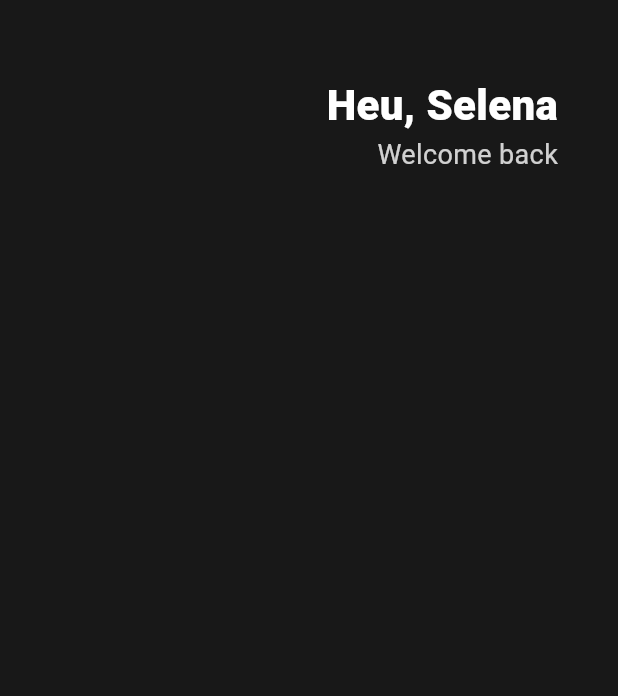
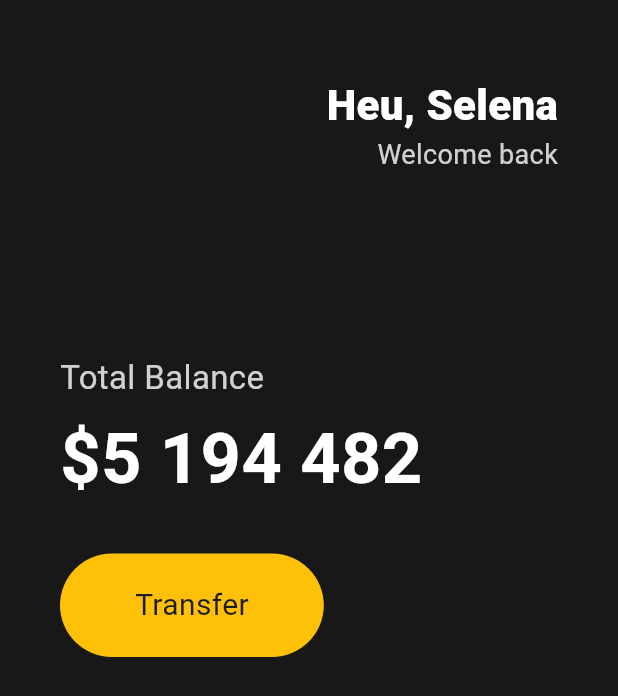
Before and after one commit to kimminsic/flutterStudy, a Flutter app: the screen it shows after launch, on a phone screen of 412 x 824 dp. Shown: the top 696 px of the screen. Run offline on Flutter 3.47's test engine with Material 3 defaults, Android fonts, the phone set to English and light mode, and no system bars.

Commit message:
Flutter 로 웹툰 앱 만들기 #3.1~ #3.2 까지

```diff
--- a/lib/main.dart
+++ b/lib/main.dart
@@ -20,6 +20,7 @@ class App extends StatelessWidget {
         body: Padding(
           padding: EdgeInsets.symmetric(horizontal: 40),
           child: Column(
+            crossAxisAlignment: CrossAxisAlignment.start,
             children: [
               SizedBox(height: 50),
               Row(
@@ -39,11 +40,46 @@ class App extends StatelessWidget {
                       Text(
                         'Welcome back',
                         style: TextStyle(
-                          color: Colors.white.withOpacity(0.8),
+                          color: Color.fromRGBO(255, 255, 255, 0.8),
                           fontSize: 18,
                         ),
                       ),
                     ],
+                  ),
+                ],
+              ),
+              SizedBox(height: 120),
+              Text(
+                'Total Balance',
+                style: TextStyle(
+                  fontSize: 22,
+                  color: Colors.white.withOpacity(0.8),
+                ),
+              ),
+              SizedBox(height: 5),
+              Text(
+                '\$5 194 482',
+                style: TextStyle(
+                  fontSize: 47,
+                  fontWeight: FontWeight.w600,
+                  color: Colors.white,
+                ),
+              ),
+              SizedBox(height: 30),
+              Row(
+                children: [
+                  Container(
+                    decoration: BoxDecoration(
+                      color: Colors.amber,
+                      borderRadius: BorderRadius.circular(45),
+                    ),
+                    child: Padding(
+                      padding: EdgeInsets.symmetric(
+                        vertical: 20,
+                        horizontal: 50,
+                      ),
+                      child: Text('Transfer', style: TextStyle(fontSize: 20)),
+                    ),
                   ),
                 ],
               ),
```
